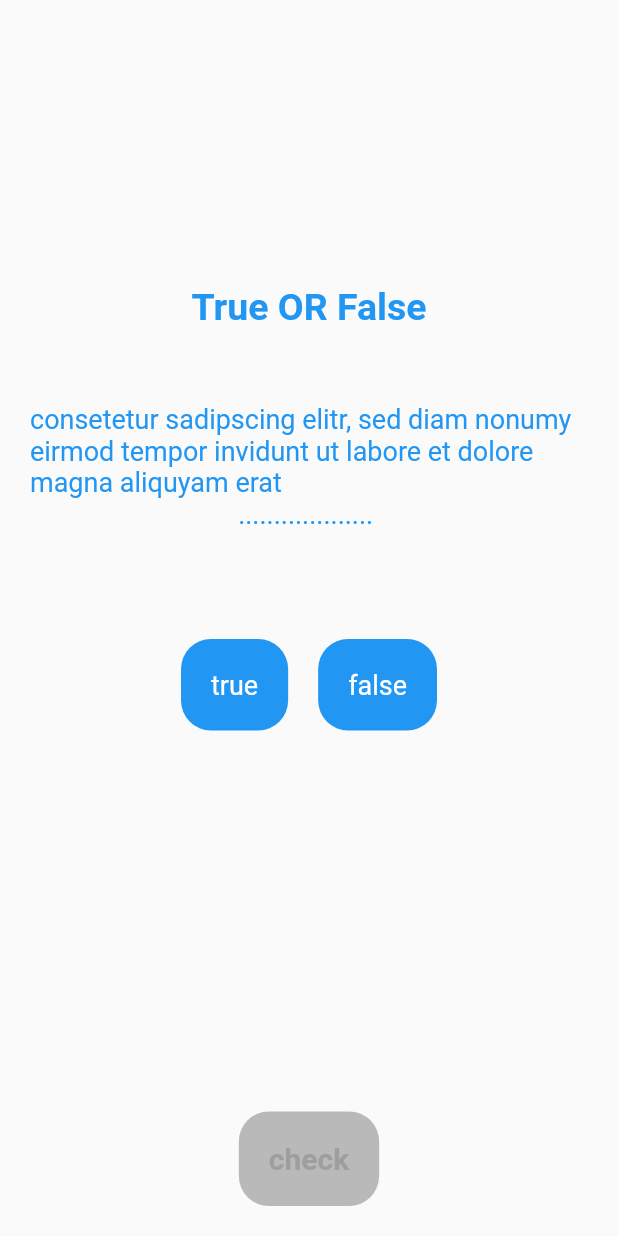
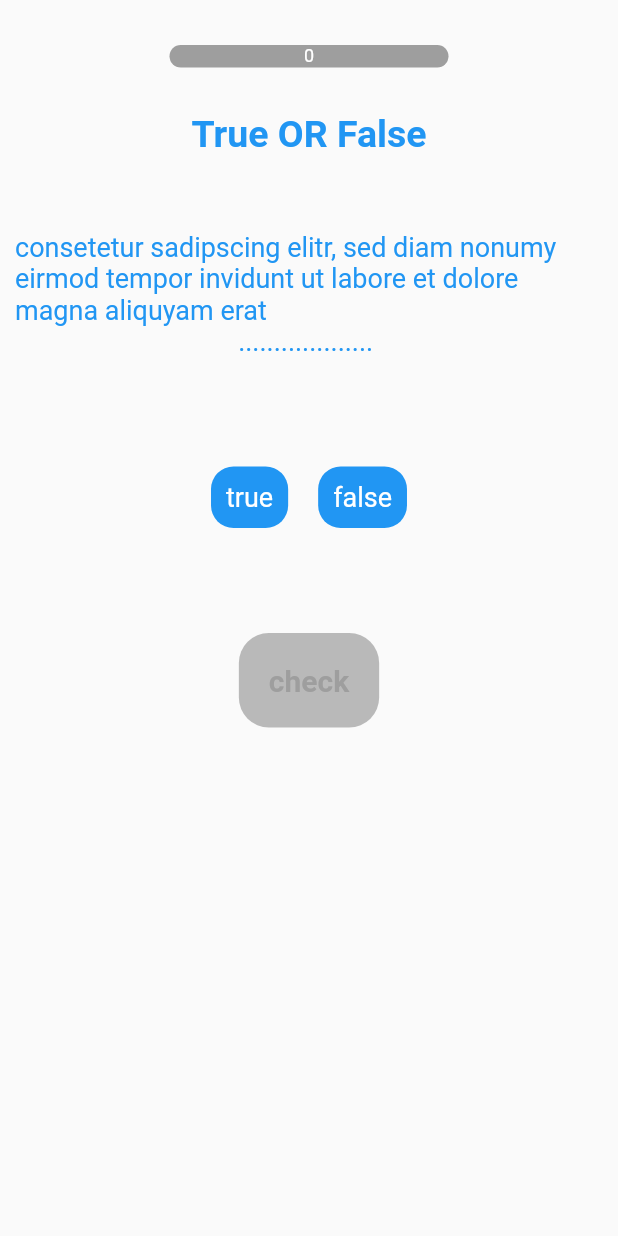
Before and after one commit to ahmedmartin/English_mission, a Flutter app: the Question screen opened directly, on a phone screen of 412 x 824 dp. Run offline on Flutter 3.47's test engine with Material 2 defaults, Android fonts, the phone set to English and light mode, and no system bars; drawn by our look-alikes of percent_indicator; our stand-ins replace audioplayers, country_picker, firebase_auth, firebase_core, get; accounts and stored records are empty; network calls fail.

Commit message:
all app ui done waiting for material

```diff
--- a/lib/main.dart
+++ b/lib/main.dart
@@ -1,5 +1,6 @@
 import 'package:english_mission/view/home.dart';
 import 'package:english_mission/view/signup.dart';
+import 'package:english_mission/view/start_screen.dart';
 import 'package:flutter/material.dart';
 import 'package:firebase_core/firebase_core.dart';
 import 'package:get/get.dart';
@@ -15,7 +16,7 @@ class MyApp extends StatelessWidget {
   @override
   Widget build(BuildContext context) {
     return GetMaterialApp(
-      home: Home()//SignUp(),
+      home: Start_screen()//Home()//SignUp(),
     );
   }
 }
--- a/lib/view/question.dart
+++ b/lib/view/question.dart
@@ -4,6 +4,7 @@ import 'package:english_mission/controller/question_controller.dart';
 import 'package:english_mission/view/home.dart';
 import 'package:flutter/material.dart';
 import 'package:get/get.dart';
+import 'package:percent_indicator/linear_percent_indicator.dart';
 
 
 class Question extends StatefulWidget {
@@ -19,23 +20,48 @@ class _Question extends State<Question>{
   Question_controller question_controller = Get.put(Question_controller());
   List answer = [];
   int question_index = 0;
+
+
   @override
   Widget build(BuildContext context) {
 
     return Scaffold(
-        body: Padding(
-          padding: EdgeInsets.all(20),
+        body: SingleChildScrollView(
+         // padding: EdgeInsets.only(left: 20,right: 20,bottom: 10,top: 20),
+          child: Padding(
+            padding: const EdgeInsets.all(10),
             child: Column(
               mainAxisAlignment: MainAxisAlignment.center,
+              //crossAxisAlignment: CrossAxisAlignment.center,
               children: [
-
-              SizedBox(height: 170,),
+                SizedBox(height: 20,),
+                Container(
+                  width: Get.size.width/2,
+                  child: LinearPercentIndicator(
+                    lineHeight: 15.0,
+                    percent: question_index/question_controller.questions_type.length,
+                    center: Text(question_index.toString(), style: new TextStyle(fontSize: 12.0,color:Colors.white ),
+                    ),
+                    linearStrokeCap: LinearStrokeCap.roundAll,
+                    backgroundColor: Colors.grey,
+                    progressColor: Colors.blue,
+                    animation: true,
+                    animationDuration: 50,
+                  ),
+                ),
+                SizedBox(height: 30,),
                 Obx(()=>Text(question_controller.title.value,
                   style: TextStyle(fontSize: 25,fontWeight: FontWeight.bold,color: Colors.blue),)),
 
                 SizedBox(height: 30,),
                  question_controller.voice.value.isNotEmpty?GestureDetector(
-                child: Container(color:Colors.grey,child: Icon(Icons.campaign_sharp,size: 100,color: Colors.blue,)),
+                  child: Container(
+                    width: 100,height: 100,
+                    decoration: BoxDecoration(
+                      borderRadius: BorderRadius.circular(20),
+                      color:Colors.blue,
+                    ),
+                      child: Icon(Icons.campaign_sharp,size: 60,color: Colors.white,)),
                   onTap: () async {
                     AudioPlayer audioPlayer = AudioPlayer();
                     int result = await audioPlayer.play(question_controller.voice.value);
@@ -66,9 +92,11 @@ class _Question extends State<Question>{
                 // then question either translation or voice (should show buttons)
                 // else question either true_false or choose (shouldn't show buttons)
                 second_row_button(question_controller.all_answer.length>3),
+                SizedBox(height: 50,),
+                check_button(),
 
-              check_button(),
               ],
+            ),
           ),
         ),
     );
@@ -83,10 +111,10 @@ class _Question extends State<Question>{
         GestureDetector(
           child: Obx(()=>Container(
             decoration: BoxDecoration(
-              borderRadius: BorderRadius.circular(20),
+              borderRadius: BorderRadius.circular(15),
               color:question_controller.press_0.value?Colors.blue:Colors.grey,
             ),
-            padding: EdgeInsets.all(20),
+            padding: EdgeInsets.all(10),
             child: Text(question_controller.all_answer[0],style: TextStyle(fontSize: 18,color: Colors.white),)
           ),),
           onTap: (){
@@ -100,38 +128,30 @@ class _Question extends State<Question>{
              if((question_controller.questions_type[question_index]=='true_false'||question_controller.questions_type[question_index]=='choose') && answer.isEmpty){
                // not choose another answer before
                // add answer to answer list and show it in the screen
-               // answer.add(question_controller.all_answer[0]);
-               // question_controller.press_0.value=!question_controller.press_0.value;
-               // question_controller.your_answer.value=answer.join('  ');
                question_controller.press_0.value= add_answer(0,question_controller.press_0.value);
                // check question type if question (translate or voice)
                // can choose (multiple of answer )
              }else if(question_controller.questions_type[question_index]=='translate'||question_controller.questions_type[question_index]=='voice'){
                // add answer to answer list and show it in the screen
-               // answer.add(question_controller.all_answer[0]);
-               // question_controller.press_0.value=!question_controller.press_0.value;
-               // question_controller.your_answer.value=answer.join('  ');
                question_controller.press_0.value= add_answer(0,question_controller.press_0.value);
              }
            }else {
              // if choose the answer
              // he choose this answer before then he wants to remove this answer from answer list
              // remove answer from answer list and show a new answer in screen
-             // answer.removeWhere((element) => element == question_controller.all_answer[0]);
-             // question_controller.press_0.value=!question_controller.press_0.value;
-             // question_controller.your_answer.value=answer.join('  ');
              question_controller.press_0.value= remove_answer(0,question_controller.press_0.value );
            }
           },
         ),
-        all?Container():SizedBox(width: 20,),
+        if(!all)...[Container(width: 20,)],
+
         GestureDetector(
           child: Obx(()=>Container(
             decoration: BoxDecoration(
-            borderRadius: BorderRadius.circular(20),
+            borderRadius: BorderRadius.circular(15),
             color: question_controller.press_1.value?Colors.blue:Colors.grey,
             ),
-            padding: EdgeInsets.all(20),
+            padding: EdgeInsets.all(10),
             child: Text(question_controller.all_answer[1],style: TextStyle(fontSize: 18,color: Colors.white),),
           ),),
           onTap: (){
@@ -164,10 +184,10 @@ class _Question extends State<Question>{
         all? GestureDetector(
           child: Obx(()=>Container(
             decoration: BoxDecoration(
-            borderRadius: BorderRadius.circular(20),
+            borderRadius: BorderRadius.circular(15),
             color: question_controller.press_2.value?Colors.blue:Colors.grey,
             ),
-            padding: EdgeInsets.all(20),
+            padding: EdgeInsets.all(10),
             child: Text(question_controller.all_answer[2],style: TextStyle(fontSize: 18,color: Colors.white),),
           ),),
           onTap: (){
@@ -213,10 +233,10 @@ class _Question extends State<Question>{
         GestureDetector(
           child: Obx(()=>Container(
             decoration: BoxDecoration(
-              borderRadius: BorderRadius.circular(20),
+              borderRadius: BorderRadius.circular(15),
               color: question_controller.press_3.value?Colors.blue:Colors.grey,
             ),
-            padding: EdgeInsets.all(20),
+            padding: EdgeInsets.all(10),
             child: Text(question_controller.all_answer[3],style: TextStyle(fontSize: 18,color: Colors.white),),
           ),),
           onTap: (){
@@ -229,10 +249,10 @@ class _Question extends State<Question>{
         GestureDetector(
           child: Obx(()=>Container(
             decoration: BoxDecoration(
-                borderRadius: BorderRadius.circular(20),
+                borderRadius: BorderRadius.circular(15),
                 color: question_controller.press_4.value?Colors.blue:Colors.grey,
               ),
-            padding: EdgeInsets.all(20),
+            padding: EdgeInsets.all(10),
             child: Text(question_controller.all_answer[4],style: TextStyle(fontSize: 18,color: Colors.white),),
           ),),
           onTap: (){
@@ -245,10 +265,10 @@ class _Question extends State<Question>{
          GestureDetector(
           child: Obx(()=>Container(
             decoration: BoxDecoration(
-            borderRadius: BorderRadius.circular(20),
+            borderRadius: BorderRadius.circular(15),
             color: question_controller.press_5.value?Colors.blue:Colors.grey,
             ),
-            padding: EdgeInsets.all(20),
+            padding: EdgeInsets.all(10),
             child: Text(question_controller.all_answer[5],style: TextStyle(fontSize: 18,color: Colors.white),),
           ),),
            onTap: (){
@@ -263,9 +283,9 @@ class _Question extends State<Question>{
 
   Widget check_button(){
 
-    return Obx(()=>Expanded(
+    return Obx(()=>Container(  //FractionalOffset.bottomCenter,
       child: Align(
-        alignment: FractionalOffset.bottomCenter,
+        alignment:FractionalOffset.bottomCenter ,
         child: GestureDetector(
           child: Container(
             decoration: BoxDecoration(
@@ -284,19 +304,40 @@ class _Question extends State<Question>{
                 if(question_controller.correct_answer.value != answer.join(' ') ){
                     // for wrong answer pop up snack bar  with message 'wrong answer'
                 Get.snackbar('Wrong Answer', 'Wrong Answer Please Try Again And Practice More',
-                    backgroundColor: Colors.red, colorText: Colors.black, duration: Duration(seconds: 2),
+                    backgroundColor: Colors.red, colorText: Colors.black, duration: Duration(seconds: 2),isDismissible: false,
                     snackPosition: SnackPosition.BOTTOM, padding: EdgeInsets.all(25)) ;
                 AudioCache().play('wrong.mp3');
                 }else {
                   answer = [];
+                  wait_another_question=true;
                   // for correct answer pop up snack bar 'correct answer'
                   // when he press to snack bar move to next question
                   Get.snackbar('Correct Answer', 'Press Me To Continue',
                       backgroundColor: Colors.green, snackPosition: SnackPosition.BOTTOM, colorText: Colors.white,
-                      duration: Duration(seconds: 300), icon: Icon(Icons.arrow_forward,color: Colors.white,size: 40,),
-                      padding: EdgeInsets.all(25), onTap: (OnTap) {
+                      duration: Duration(seconds: 3000), icon: Icon(Icons.arrow_forward,color: Colors.white,size: 40,),isDismissible: false,
+                      mainButton: TextButton(onPressed: ()=> press_on_snack_bar(),style: TextButton.styleFrom(backgroundColor: Colors.white), child: Text('Continue',style: TextStyle(color:Colors.black),)),
+                      padding: EdgeInsets.all(25),onTap: (OnTap) {
+                        press_on_snack_bar();
+                      });
+                  AudioCache().play('correct.mp3');
+                }
+              }
+          },
+        ),
+      ),
+    ));
+
+  }
+
+
+  // increase question_index
+  // make snack bar disappear
+  // show another question if question list not complete
+  // else show congratulation popup screen
+  press_on_snack_bar(){
     question_index++;
     Get.back();
+    wait_another_question=false;
     setState(() {});
     // if this is a last question then turn back to road map
     if (question_index < question_controller.questions_type.length) {
@@ -323,31 +364,31 @@ class _Question extends State<Question>{
           title: 'Congratulation',
           content: Image.asset('assets/congratulation.gif'),//network('https://i.pinimg.com/originals/93/d2/88/93d2882e452875ffe11f3cc7aeba2b6f.gif'),
           onConfirm: ()=>Get.offAll(Home()),
+          onWillPop: ()=>Future.value(false)
       );
-                        }
-                      });
-                  AudioCache().play('correct.mp3');
     }
   }
 
-          },
-        ),
-      ),
-    ));
-
-  }
-
+  bool wait_another_question = false; // use to cancel all button action and wait press continue snack bar
   bool add_answer(int answer_index,bool press){
 
+    if(! wait_another_question) {
       answer.add(question_controller.all_answer[answer_index]);
-    question_controller.your_answer.value=answer.join('  ');
+      question_controller.your_answer.value = answer.join('  ');
       return !press;
+    }
+    return press;
   }
 
   bool remove_answer(int answer_index,bool press){
+
+    if(! wait_another_question) {
       answer.removeWhere((element) => element == question_controller.all_answer[answer_index]);
-    question_controller.your_answer.value=answer.join('  ');
+      question_controller.your_answer.value = answer.join('  ');
       return !press;
     }
+    return press;
+  }
+
 
 }
--- a/pubspec.yaml
+++ b/pubspec.yaml
@@ -34,6 +34,8 @@ dependencies:
   firebase_database: ^7.2.1
   audioplayers:
   url_launcher:
+  country_picker: ^2.0.8
+  percent_indicator: ^3.3.0-nullsafety.1
 
 
 dev_dependencies:
```
Also changed, not shown: lib/controller/lesson_controller.dart (+10 -6 lines), lib/view/home.dart (+14 -18 lines), lib/view/lesson.dart (+51 -17 lines), lib/view/note_bad.dart (+15 -5 lines), lib/view/profile.dart (added, +65 -0 lines), lib/view/road_map.dart (+3 -4 lines), lib/view/signin.dart (+29 -15 lines), lib/view/signup.dart (+28 -11 lines), lib/view/start_screen.dart (added, +74 -0 lines), lib/view/store.dart (+5 -4 lines), assets/coin.png, assets/fade_image.gif (added), assets/fmale.jpg (added), assets/male.jpeg (added), 2 more files, 17 other files. Lines whose indentation alone changed are shown as unchanged.
